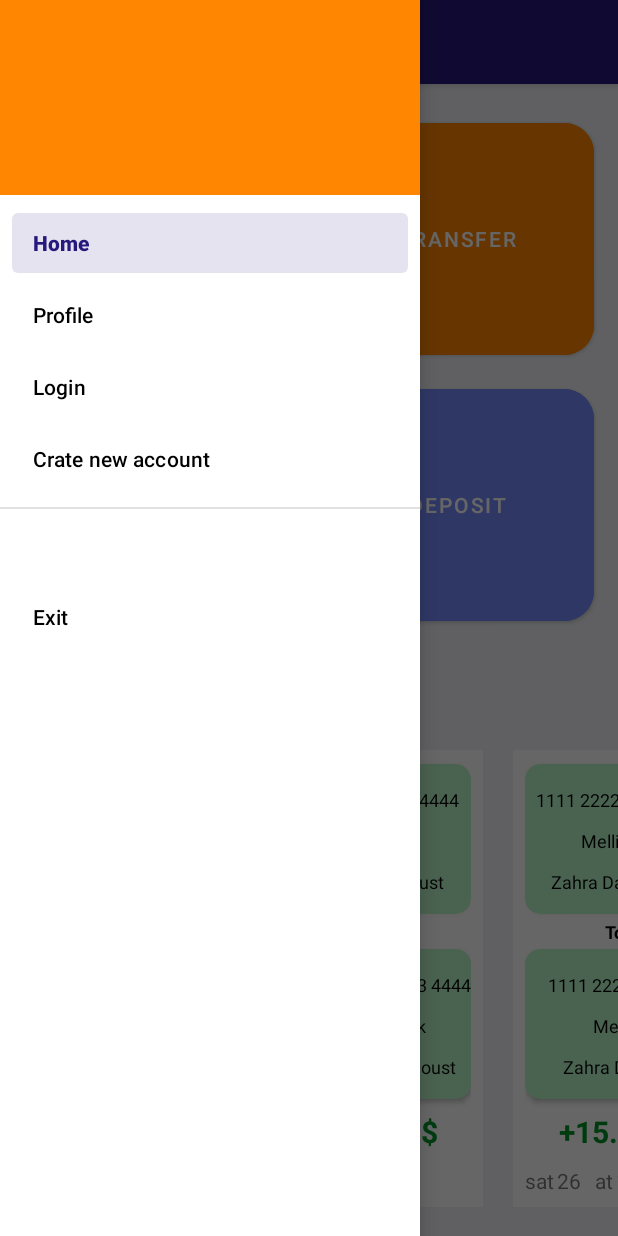
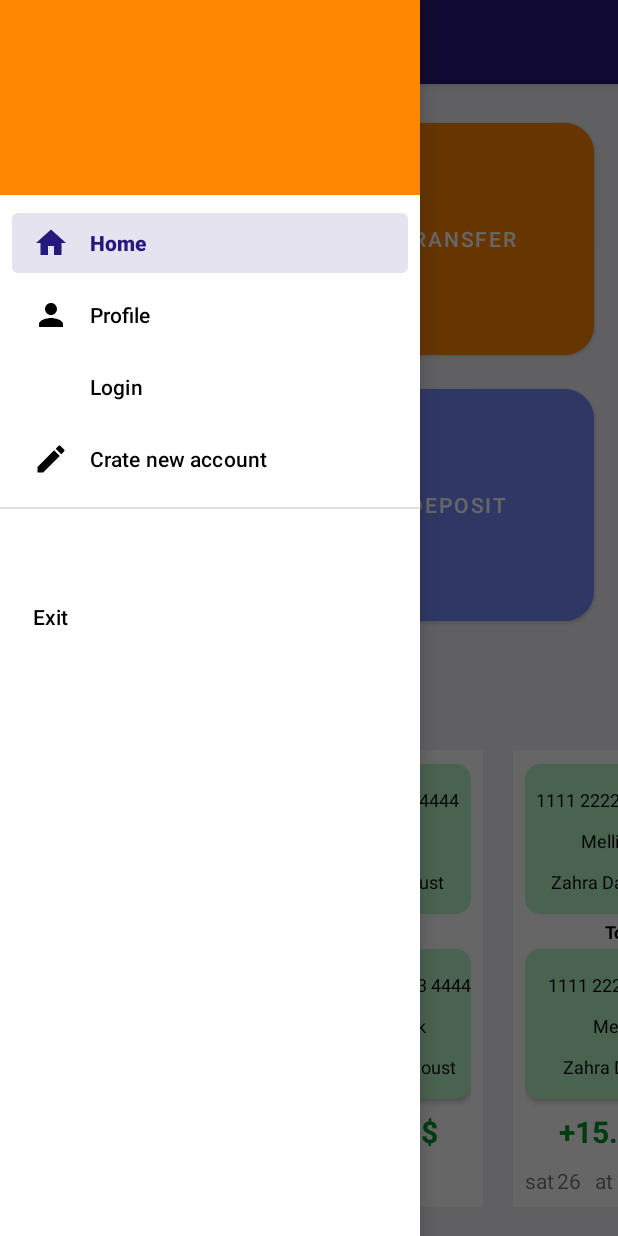
Before and after one commit to zahhard/bank, an Android app: the screen it shows after launch (MainActivity), with the side drawer open, on a phone screen of 412 x 824 dp. Run offline under Robolectric (Android 15) with nearby library versions, the phone set to English and light mode, and no system bars; our stand-ins replace navigation-ui.

Commit message:
icons added into nav_drawer_menu.xml

```diff
--- /dev/null
+++ b/app/src/main/res/drawable/ic_baseline_create_24.xml
@@ -0,0 +1,10 @@
+<vector xmlns:android="http://schemas.android.com/apk/res/android"
+    android:width="24dp"
+    android:height="24dp"
+    android:viewportWidth="24"
+    android:viewportHeight="24"
+    android:tint="?attr/colorControlNormal">
+  <path
+      android:fillColor="@android:color/white"
+      android:pathData="M3,17.25V21h3.75L17.81,9.94l-3.75,-3.75L3,17.25zM20.71,7.04c0.39,-0.39 0.39,-1.02 0,-1.41l-2.34,-2.34c-0.39,-0.39 -1.02,-0.39 -1.41,0l-1.83,1.83 3.75,3.75 1.83,-1.83z"/>
+</vector>
--- /dev/null
+++ b/app/src/main/res/drawable/ic_baseline_home_24.xml
@@ -0,0 +1,10 @@
+<vector xmlns:android="http://schemas.android.com/apk/res/android"
+    android:width="24dp"
+    android:height="24dp"
+    android:viewportWidth="24"
+    android:viewportHeight="24"
+    android:tint="?attr/colorControlNormal">
+  <path
+      android:fillColor="@android:color/white"
+      android:pathData="M10,20v-6h4v6h5v-8h3L12,3 2,12h3v8z"/>
+</vector>
--- a/app/src/main/res/menu/nav_drawer_menu.xml
+++ b/app/src/main/res/menu/nav_drawer_menu.xml
@@ -5,15 +5,19 @@
 
     <group android:checkableBehavior="single">
         <item
+            android:icon="@drawable/ic_baseline_home_24"
             android:id="@+id/homeFragment"
             android:title="Home" />
         <item
+            android:icon="@drawable/ic_baseline_person_24"
             android:id="@+id/profileFragment2"
             android:title="Profile" />
         <item
             android:id="@+id/loginFragment"
             android:title="Login" />
         <item
+            android:icon="@drawable/ic_baseline_create_24"
+            android:id="@+id/craeteAccountFragment"
             android:title="Crate new account" />
     </group>
 
--- a/app/src/main/res/navigation/nav_gragh.xml
+++ b/app/src/main/res/navigation/nav_gragh.xml
@@ -20,4 +20,8 @@
         android:name="com.example.bank.LoginFragment"
         android:label="Login"
         tools:layout="@layout/fragment_login" />
+    <fragment
+        android:id="@+id/craeteAccountFragment"
+        android:name="com.example.bank.CraeteAccountFragment"
+        android:label="Create your account" />
 </navigation>
```
